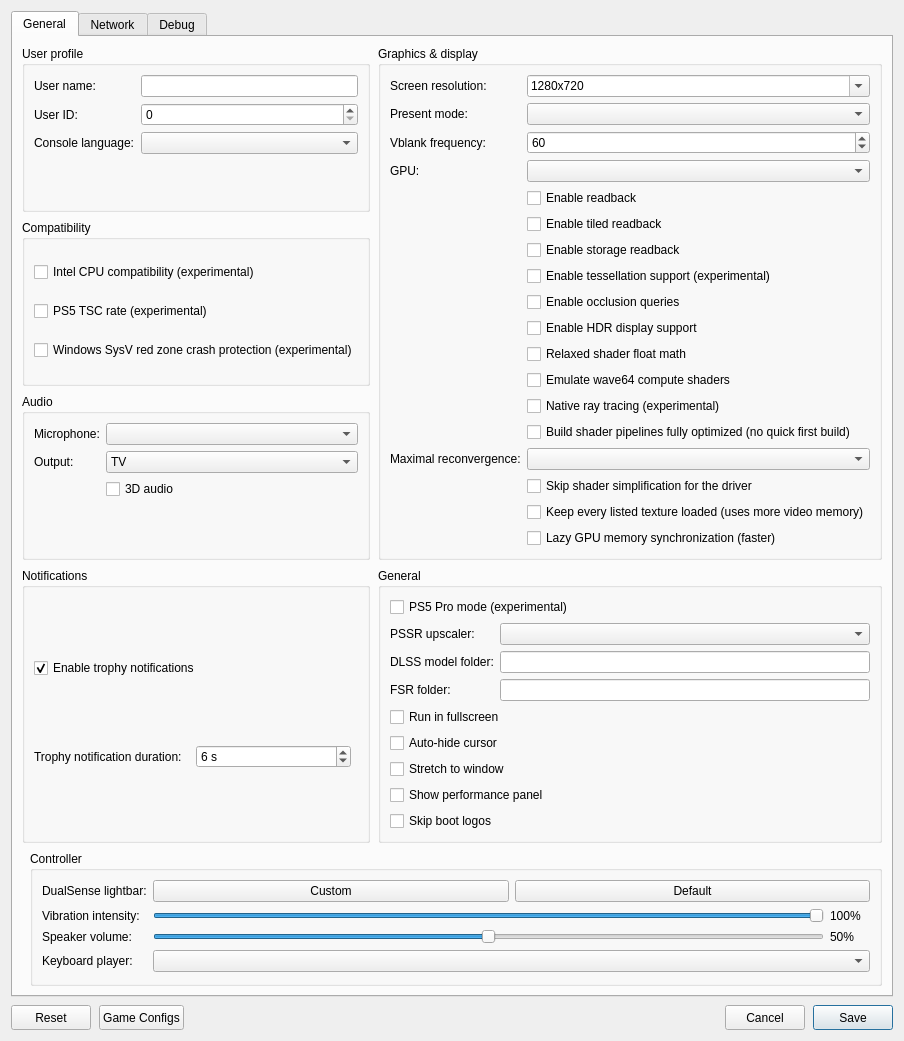
Before: the Qt Designer form src/launcher/forms/configuration_edit_dialog.ui in CarRamRod-963/KytyPS5, drawn with Qt 5.
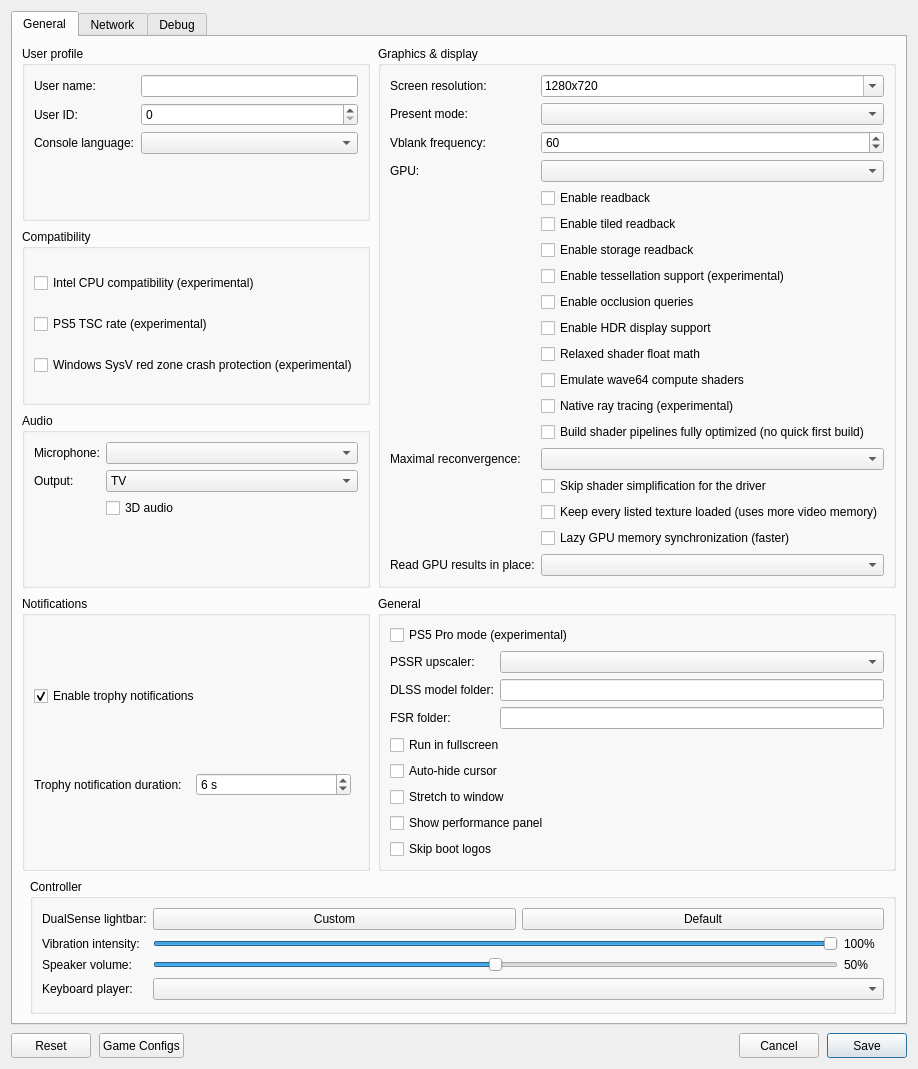
After: the same form once the commit is applied. Custom widgets are drawn as their Qt base class.

Commit message: renderer: read in place only up to the size where it beats a GPU copy

Patch:
```diff
--- a/src/launcher/forms/configuration_edit_dialog.ui
+++ b/src/launcher/forms/configuration_edit_dialog.ui
@@ -269,6 +269,16 @@
               <property name="text"><string>Lazy GPU memory synchronization (faster)</string></property>
              </widget>
             </item>
+            <item row="19" column="0">
+             <widget class="QLabel" name="label_in_place_readbacks">
+              <property name="text"><string>Read GPU results in place:</string></property>
+             </widget>
+            </item>
+            <item row="19" column="1">
+             <widget class="QComboBox" name="comboBox_in_place_readbacks">
+              <property name="toolTip"><string>How the emulator reads data the GPU wrote: straight from the GPU's memory (On) or through a copy the GPU makes into system memory (Off). Some PCs read GPU memory very slowly. Auto measures both at start and picks the faster one; On and Off override Auto.</string></property>
+             </widget>
+            </item>
            </layout>
           </widget>
          </item>
```
The commit also changes 14 other files.
